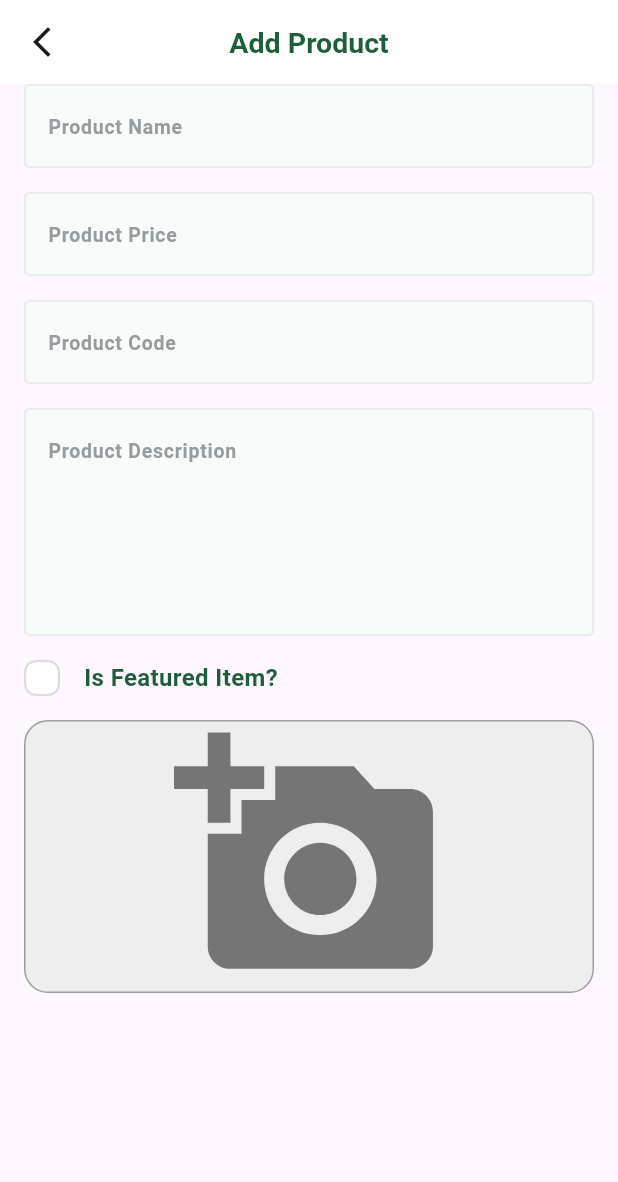
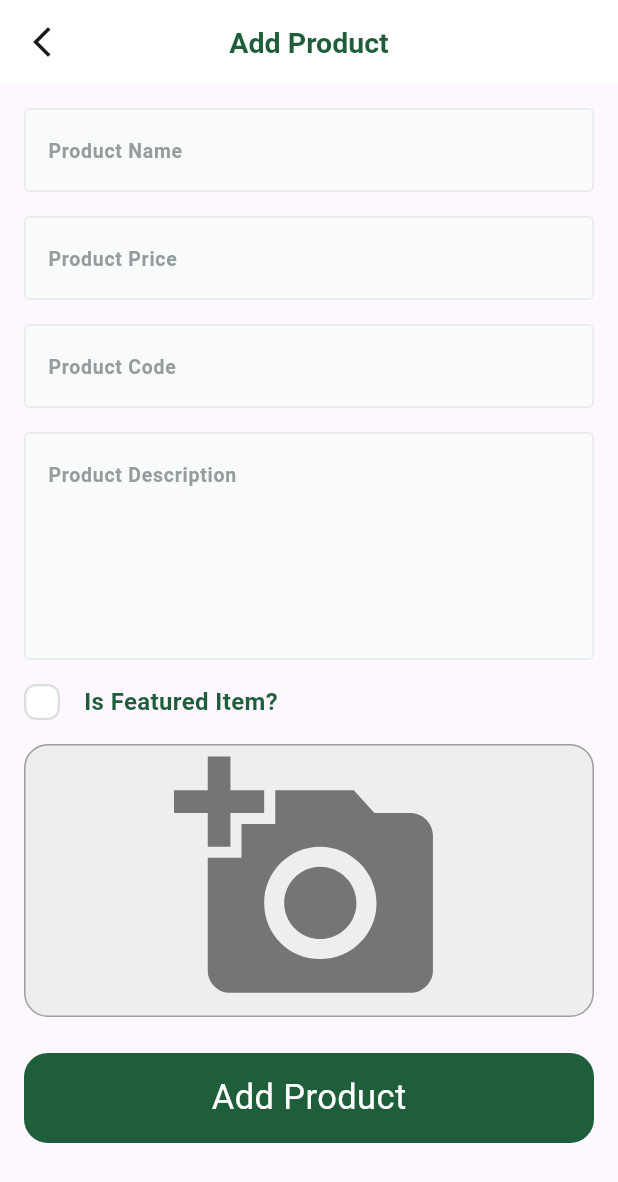
Before and after one commit to ahmed0128382/fruithub_dashboard, a Flutter app: the AddProductView screen opened by its route, on a phone screen of 412 x 824 dp. Shown: the top 1182 px of the screen. Run offline on Flutter 3.47's test engine with Material 3 defaults, Android fonts, the phone set to English and light mode, and no system bars; drawn by our look-alikes of skeletonizer; our stand-ins replace firebase_core, flutter_svg, image_picker; accounts and stored records are empty; Roboto replaces fonts that are missing (Cairo).

Commit message:
make addproduct entity and refactor: update validation message to English, enhance AddProductViewBody with form handling and image selection, and adjust IsFeaturedCheckBox layout

```diff
--- a/lib/core/widgets/custom_text_form_field.dart
+++ b/lib/core/widgets/custom_text_form_field.dart
@@ -24,7 +24,7 @@
       onSaved: onSaved,
       validator: (value) {
         if (value == null || value.isEmpty) {
-          return 'هذا الحقل مطلوب';
+          return 'this field is required';
         }
       },
       keyboardType: textInputType,
--- /dev/null
+++ b/lib/features/add_product/domain/entities/add_product_entity.dart
@@ -0,0 +1,19 @@
+class AddProductEntity {
+  final String name;
+  final String description;
+  final num price;
+  final dynamic image;
+  final String code;
+  final bool isFeatured;
+  final String? imageUrl;
+
+  AddProductEntity({
+    required this.name,
+    required this.description,
+    required this.price,
+    required this.image,
+    required this.code,
+    required this.isFeatured,
+    this.imageUrl,
+  });
+}
--- a/lib/features/add_product/presentation/views/widgets/add_product_view_body.dart
+++ b/lib/features/add_product/presentation/views/widgets/add_product_view_body.dart
@@ -1,7 +1,8 @@
 import 'package:flutter/material.dart';
 import 'package:fruithub_dashboard/constants.dart';
+import 'package:fruithub_dashboard/core/widgets/custom_button.dart';
 import 'package:fruithub_dashboard/core/widgets/custom_text_form_field.dart';
-
+import 'package:fruithub_dashboard/features/add_product/domain/entities/add_product_entity.dart';
 import 'package:fruithub_dashboard/features/add_product/presentation/views/widgets/image_field.dart';
 import 'package:fruithub_dashboard/features/add_product/presentation/views/widgets/is_featured_check_box.dart';
 
@@ -14,7 +15,12 @@
 
 class _AddProductViewBodyState extends State<AddProductViewBody> {
   final GlobalKey<FormState> _formKey = GlobalKey<FormState>();
-  AutovalidateMode _autovalidateMode = AutovalidateMode.disabled;
+  AutovalidateMode autovalidateMode = AutovalidateMode.disabled;
+  late String name, code, description;
+  late num price;
+  bool isFeatured = false;
+  dynamic file;
+
   @override
   Widget build(BuildContext context) {
     return Padding(
@@ -22,23 +28,29 @@
       child: SingleChildScrollView(
         child: Form(
           key: _formKey,
-          autovalidateMode: _autovalidateMode,
+          autovalidateMode: autovalidateMode,
           child: Column(
             children: [
-              CustomTextFormField(
-                  hintText: 'Product Name', textInputType: TextInputType.text),
               SizedBox(height: 16.0),
               CustomTextFormField(
+                  onSaved: (value) => name = value!,
+                  hintText: 'Product Name',
+                  textInputType: TextInputType.text),
+              SizedBox(height: 16.0),
+              CustomTextFormField(
+                onSaved: (value) => price = num.parse(value!),
                 hintText: 'Product Price',
                 textInputType: TextInputType.number,
               ),
               SizedBox(height: 16.0),
               CustomTextFormField(
+                onSaved: (value) => code = value!.toLowerCase(),
                 hintText: 'Product Code',
                 textInputType: TextInputType.number,
               ),
               SizedBox(height: 16.0),
               CustomTextFormField(
+                onSaved: (value) => description = value!,
                 maxLines: 5,
                 hintText: 'Product Description',
                 textInputType: TextInputType.text,
@@ -46,13 +58,45 @@
               SizedBox(height: 16.0),
               IsFeaturedCheckBox(
                 onChanged: (value) {
-                  // Handle featured checkbox change
+                  isFeatured = value;
                 },
               ),
               SizedBox(height: 16.0),
               ImageField(
-                onFileSelected: (file) {},
+                onFileSelected: (file) {
+                  this.file = file;
+                },
               ),
+              SizedBox(height: 24.0),
+              CustomButton(
+                  text: 'Add Product',
+                  onTap: () {
+                    if (file == null) {
+                      ScaffoldMessenger.of(context).showSnackBar(
+                        SnackBar(content: Text('Please select an image')),
+                      );
+                    } else {
+                      if (_formKey.currentState!.validate()) {
+                        _formKey.currentState!.save();
+                        AddProductEntity addProductEntity = AddProductEntity(
+                          name: name,
+                          price: price,
+                          code: code,
+                          description: description,
+                          isFeatured: isFeatured,
+                          image: file,
+                        );
+                        ScaffoldMessenger.of(context).showSnackBar(
+                          SnackBar(content: Text('Product added successfully')),
+                        );
+                      } else {
+                        setState(() {
+                          autovalidateMode = AutovalidateMode.always;
+                        });
+                      }
+                    }
+                  }),
+              SizedBox(height: 16.0),
             ],
           ),
         ),
--- a/lib/features/add_product/presentation/views/widgets/image_field.dart
+++ b/lib/features/add_product/presentation/views/widgets/image_field.dart
@@ -86,6 +86,7 @@
                 onPressed: () {
                   _image = null;
                   _imageBytes = null;
+                  widget.onFileSelected(null);
                   setState(() {});
                 },
                 padding: EdgeInsets.all(8),
--- a/lib/features/add_product/presentation/views/widgets/is_featured_check_box.dart
+++ b/lib/features/add_product/presentation/views/widgets/is_featured_check_box.dart
@@ -27,12 +27,10 @@
           },
         ),
         SizedBox(width: 16.0),
-        Expanded(
-          child: Text(
-            'Is Featured Item?',
-            style: AppStyles.semiBold16.copyWith(
-              color: AppColors.primaryColor,
-            ),
+        Text(
+          'Is Featured Item?',
+          style: AppStyles.semiBold16.copyWith(
+            color: AppColors.primaryColor,
           ),
         ),
       ],
--- a/pubspec.yaml
+++ b/pubspec.yaml
@@ -25,4 +25,4 @@
 
   assets:
     - assets/images/
-    - assets/icons/
+    # - assets/icons/
```
